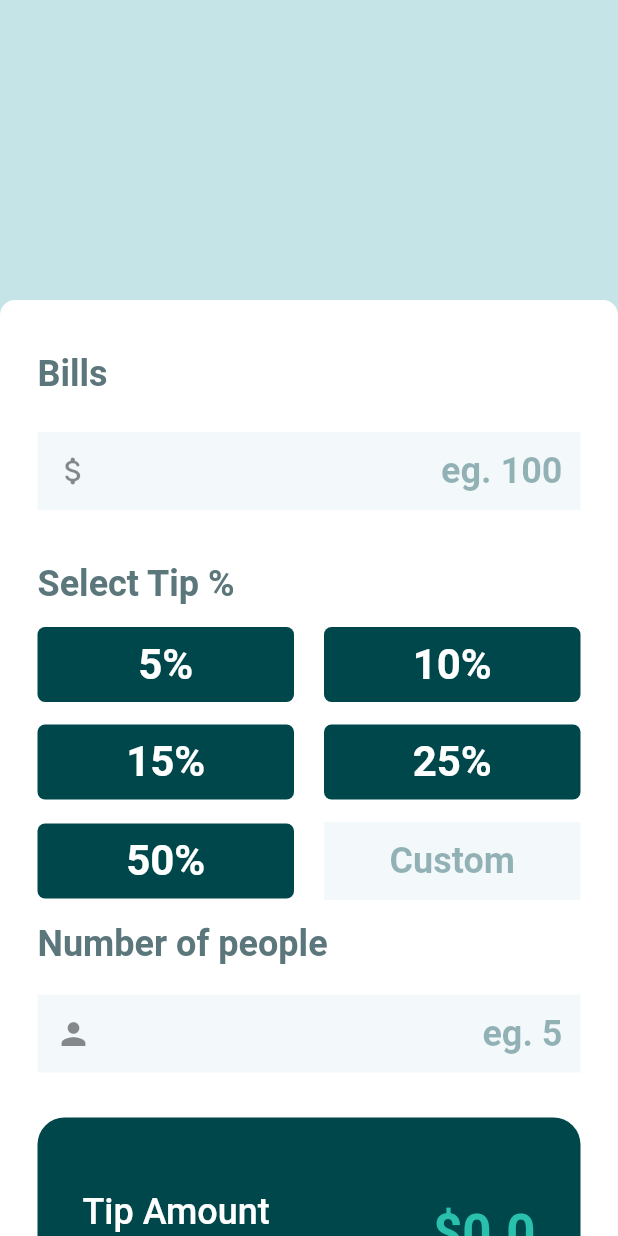
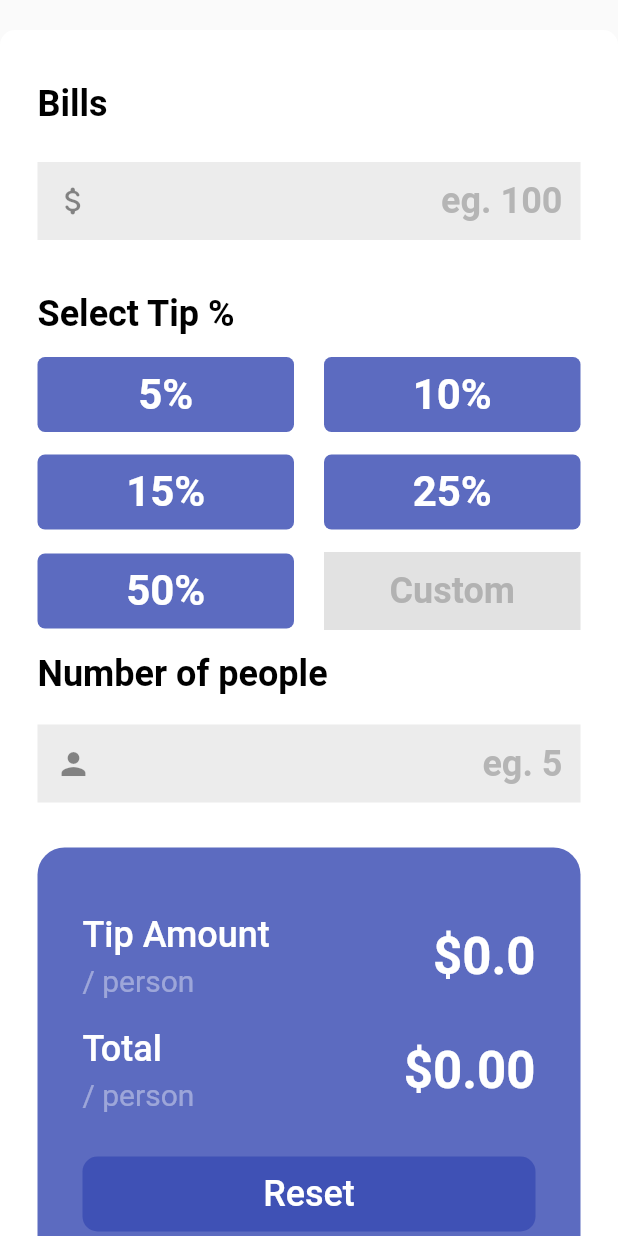
Before and after one commit to rajoanrahman100/flutter_tip_calculator, a Flutter app: the screen it shows after launch, on a phone screen of 412 x 824 dp. Run offline on Flutter 3.47's test engine with Material 2 defaults, Android fonts, the phone set to English and light mode, and no system bars; our stand-ins replace get.

Commit message:
ui change

```diff
--- a/lib/homePage.dart
+++ b/lib/homePage.dart
@@ -8,50 +8,47 @@ class HomePage extends StatefulWidget {
 }
 
 class _HomePageState extends State<HomePage> {
+  var titleStyle = TextStyle(color: Colors.black, fontSize: 24.0, fontWeight: FontWeight.bold);
 
+  var tipC = Get.put(TipController());
 
-  var titleStyle=TextStyle(
-      color: Color(0xFF5B777B),fontSize: 24.0,fontWeight: FontWeight.bold
-  );
-
-
-  var tipC=Get.put(TipController());
   ///Its time to implement the logic and make this thing functional
 
   ///prepare the variables
-  double bill=0;
-  double tip=0;
-  int person=1;
+  double bill = 0;
+  double tip = 0;
+  int person = 1;
 
   ///prepare the result
-  double tipPerPerson=0;
-  double totalPerPerson=0;
+  double tipPerPerson = 0;
+  double totalPerPerson = 0;
 
-  var billController=TextEditingController();
-  var tipController=TextEditingController();
-  var personController=TextEditingController();
+  var billController = TextEditingController();
+  var tipController = TextEditingController();
+  var personController = TextEditingController();
 
   ///Calculation
-  void calculateTheTip(){
-    tipPerPerson=(bill*tip)/person;
-    totalPerPerson=(bill*(1+tip))/person;
+  void calculateTheTip() {
+    tipPerPerson = (bill * tip) / person;
+    totalPerPerson = (bill * (1 + tip)) / person;
   }
 
   @override
   Widget build(BuildContext context) {
     return Scaffold(
-      backgroundColor: Color(0xFFC5E4E7),
+      //backgroundColor: Color(0xFFC5E4E7),
       body: SingleChildScrollView(
         child: Column(
           children: [
+            /*Container(
+              width: double.infinity,
+              height: 200,
+            ),*/
+
+            SizedBox(height: 20.0),
             Container(
               width: double.infinity,
-              height: 200,
-            ),
-
-            Container(
-              width: double.infinity,
-              padding: EdgeInsets.symmetric(horizontal: 25.0,vertical: 35.0 ),
+              padding: EdgeInsets.symmetric(horizontal: 25.0, vertical: 35.0),
               decoration: BoxDecoration(
                 color: Colors.white,
                 borderRadius: BorderRadius.only(
@@ -63,226 +60,214 @@ class _HomePageState extends State<HomePage> {
                 mainAxisAlignment: MainAxisAlignment.start,
                 crossAxisAlignment: CrossAxisAlignment.start,
                 children: [
-                  Text("Bills",style: titleStyle,),
-                  SizedBox(height: 25.0,),
+                  Text(
+                    "Bills",
+                    style: titleStyle,
+                  ),
+                  SizedBox(
+                    height: 25.0,
+                  ),
                   TextField(
                     controller: billController,
-                onEditingComplete: (){
-
-                  if(billController.text.isNotEmpty){
-                    tipC.bill.value=double.parse(billController.text);
-                  }else{
-                    tipC.bill.value=0;
+                    onEditingComplete: () {
+                      if (billController.text.isNotEmpty) {
+                        tipC.bill.value = double.parse(billController.text);
+                      } else {
+                        tipC.bill.value = 0;
                       }
                       FocusScope.of(context).unfocus();
                       tipC.calculateTheTip();
-
                     },
                     decoration: InputDecoration(
                         filled: true,
-                    fillColor: Color(0xFFF3F8FB),
+                        fillColor: Colors.grey.withOpacity(0.2),
                         border: InputBorder.none,
                         hintText: "eg. 100",
                         hintStyle: TextStyle(
                             //fontSize: 24.0,
                             fontWeight: FontWeight.bold,
-                        color: Color(0xFF00474B).withOpacity(0.4)
+                            color: Colors.grey.withOpacity(0.7)),
+                        prefixIcon: Icon(Icons.attach_money_rounded)),
+                    textAlign: TextAlign.end,
+                    style: TextStyle(fontSize: 24.0, fontWeight: FontWeight.bold, color: Color(0xFF00474B)),
                   ),
-                    prefixIcon: Icon(Icons.attach_money_rounded)
+                  SizedBox(
+                    height: 35.0,
                   ),
-                textAlign: TextAlign.end,
-                style: TextStyle(
-                    fontSize: 24.0,
-                    fontWeight: FontWeight.bold,
-                    color: Color(0xFF00474B)
+                  Text(
+                    "Select Tip %",
+                    style: titleStyle,
                   ),
+                  SizedBox(
+                    height: 15.0,
                   ),
-                  SizedBox(height: 35.0,),
-                  Text("Select Tip %",style: titleStyle,),
-                  SizedBox(height: 15.0,),
+
                   ///Lets create the button grid
                   Row(
                     children: [
-                      Expanded(child: FlatButton(
-                        shape: RoundedRectangleBorder(
-                            borderRadius: BorderRadius.circular(5.0)
-                        ),
-                        onPressed: (){
-
-                            tipC.tip.value=0.05;
+                      Expanded(
+                          child: FlatButton(
+                        shape: RoundedRectangleBorder(borderRadius: BorderRadius.circular(5.0)),
+                        onPressed: () {
+                          tipC.tip.value = 0.05;
                           tipC.calculateTheTip();
-
                         },
                         height: 50.0,
-                        color: Color(0xFF00474B),
-                        child:Text("5%",style: TextStyle(
-                          color: Colors.white,
-                          fontSize: 28.0,
-                          fontWeight: FontWeight.bold
-                        ),),
+                        color: Colors.indigo[400],
+                        child: Text(
+                          "5%",
+                          style: TextStyle(color: Colors.white, fontSize: 28.0, fontWeight: FontWeight.bold),
+                        ),
                       )),
-                      SizedBox(width: 20.0,),
-                      Expanded(child: FlatButton(
-                        shape: RoundedRectangleBorder(
-                            borderRadius: BorderRadius.circular(5.0)
+                      SizedBox(
+                        width: 20.0,
                       ),
-                        onPressed: (){
-
-                            tipC.tip.value=0.1;
+                      Expanded(
+                          child: FlatButton(
+                        shape: RoundedRectangleBorder(borderRadius: BorderRadius.circular(5.0)),
+                        onPressed: () {
+                          tipC.tip.value = 0.1;
                           tipC.calculateTheTip();
-
                         },
                         height: 50.0,
-                        color: Color(0xFF00474B),
-                        child:Text("10%",style: TextStyle(
-                            color: Colors.white,
-                            fontSize: 28.0,
-                            fontWeight: FontWeight.bold
-                        ),),
+                        color: Colors.indigo[400],
+                        child: Text(
+                          "10%",
+                          style: TextStyle(color: Colors.white, fontSize: 28.0, fontWeight: FontWeight.bold),
+                        ),
                       ))
                     ],
                   ),
-                  SizedBox(height: 15.0,),
+                  SizedBox(
+                    height: 15.0,
+                  ),
                   Row(
                     children: [
-                      Expanded(child: FlatButton(
-                        shape: RoundedRectangleBorder(
-                            borderRadius: BorderRadius.circular(5.0)
-                        ),
-                        onPressed: (){
-
-                            tipC.tip.value=.15;
+                      Expanded(
+                          child: FlatButton(
+                        shape: RoundedRectangleBorder(borderRadius: BorderRadius.circular(5.0)),
+                        onPressed: () {
+                          tipC.tip.value = .15;
                           tipC.calculateTheTip();
-
                         },
                         height: 50.0,
-                        color: Color(0xFF00474B),
-                        child:Text("15%",style: TextStyle(
-                            color: Colors.white,
-                            fontSize: 28.0,
-                            fontWeight: FontWeight.bold
-                        ),),
+                        color: Colors.indigo[400],
+                        child: Text(
+                          "15%",
+                          style: TextStyle(color: Colors.white, fontSize: 28.0, fontWeight: FontWeight.bold),
+                        ),
                       )),
-                      SizedBox(width: 20.0,),
-                      Expanded(child: FlatButton(
-                        shape: RoundedRectangleBorder(
-                          borderRadius: BorderRadius.circular(5.0)
+                      SizedBox(
+                        width: 20.0,
                       ),
-                        onPressed: (){
-
-                            tipC.tip.value=0.25;
+                      Expanded(
+                          child: FlatButton(
+                        shape: RoundedRectangleBorder(borderRadius: BorderRadius.circular(5.0)),
+                        onPressed: () {
+                          tipC.tip.value = 0.25;
                           tipC.calculateTheTip();
-
                         },
                         height: 50.0,
-                        color: Color(0xFF00474B),
-                        child:Text("25%",style: TextStyle(
-                            color: Colors.white,
-                            fontSize: 28.0,
-                            fontWeight: FontWeight.bold
-                        ),),
+                        color: Colors.indigo[400],
+                        child: Text(
+                          "25%",
+                          style: TextStyle(color: Colors.white, fontSize: 28.0, fontWeight: FontWeight.bold),
+                        ),
                       ))
                     ],
                   ),
-                  SizedBox(height: 15.0,),
+                  SizedBox(
+                    height: 15.0,
+                  ),
                   Row(
                     children: [
-                      Expanded(child: FlatButton(
-                        shape: RoundedRectangleBorder(
-                            borderRadius: BorderRadius.circular(5.0)
-                        ),
-                        onPressed: (){
-
-                            tipC.tip.value=0.5;
+                      Expanded(
+                          child: FlatButton(
+                        shape: RoundedRectangleBorder(borderRadius: BorderRadius.circular(5.0)),
+                        onPressed: () {
+                          tipC.tip.value = 0.5;
                           tipC.calculateTheTip();
-
                         },
                         height: 50.0,
-                        color: Color(0xFF00474B),
-                        child:Text("50%",style: TextStyle(
-                            color: Colors.white,
-                            fontSize: 28.0,
-                            fontWeight: FontWeight.bold
-                        ),),
+                        color: Colors.indigo[400],
+                        child: Text(
+                          "50%",
+                          style: TextStyle(color: Colors.white, fontSize: 28.0, fontWeight: FontWeight.bold),
+                        ),
                       )),
-                      SizedBox(width: 20.0,),
-                      Expanded(child: TextField(
+                      SizedBox(
+                        width: 20.0,
+                      ),
+                      Expanded(
+                        child: TextField(
                           controller: tipController,
-                        onEditingComplete: (){
-
-                            if(tipController.text.isNotEmpty){
-                              tipC.tip.value=double.parse(tipController.text)/100;
-                            }else{
-                              tipC.tip.value=0;
+                          onEditingComplete: () {
+                            if (tipController.text.isNotEmpty) {
+                              tipC.tip.value = double.parse(tipController.text) / 100;
+                            } else {
+                              tipC.tip.value = 0;
                             }
                             FocusScope.of(context).unfocus();
                             tipC.calculateTheTip();
-
                           },
                           decoration: InputDecoration(
                             filled: true,
-                            fillColor: Color(0xFFF3F8FB),
+                            fillColor: Colors.grey.withOpacity(0.3),
                             border: InputBorder.none,
                             hintText: "Custom",
                             hintStyle: TextStyle(
                                 //fontSize: 24.0,
                                 fontWeight: FontWeight.bold,
-                              color: Color(0xFF00474B).withOpacity(0.4)
-                          ),
+                                color: Colors.grey.withOpacity(0.7)),
                           ),
                           textAlign: TextAlign.center,
-                        style: TextStyle(
-                            fontSize: 24.0,
-                            fontWeight: FontWeight.bold,
-                            color: Color(0xFF00474B)
+                          style: TextStyle(fontSize: 24.0, fontWeight: FontWeight.bold, color: Color(0xFF00474B)),
                         ),
-                      ),)
+                      )
                     ],
                   ),
-                  SizedBox(height: 15.0,),
-                  Text("Number of people",style: titleStyle,),
-                  SizedBox(height: 20.0,),
+                  SizedBox(
+                    height: 15.0,
+                  ),
+                  Text(
+                    "Number of people",
+                    style: titleStyle,
+                  ),
+                  SizedBox(
+                    height: 20.0,
+                  ),
                   TextField(
                     controller: personController,
-                    onEditingComplete: (){
-
-                        if(personController.text.isNotEmpty){
-                          tipC.person.value=int.parse(personController.text);
-                        }else{
-                          tipC.person.value=1;
+                    onEditingComplete: () {
+                      if (personController.text.isNotEmpty) {
+                        tipC.person.value = int.parse(personController.text);
+                      } else {
+                        tipC.person.value = 1;
                       }
                       FocusScope.of(context).unfocus();
                       tipC.calculateTheTip();
-
                     },
                     decoration: InputDecoration(
                         filled: true,
-                        fillColor: Color(0xFFF3F8FB),
+                        fillColor: Colors.grey.withOpacity(0.2),
                         border: InputBorder.none,
                         hintText: "eg. 5",
                         hintStyle: TextStyle(
                             //fontSize: 24.0,
                             fontWeight: FontWeight.bold,
-                            color: Color(0xFF00474B).withOpacity(0.4)
+                            color: Colors.grey.withOpacity(0.7)),
+                        prefixIcon: Icon(Icons.person)),
+                    textAlign: TextAlign.end,
+                    style: TextStyle(fontSize: 24.0, fontWeight: FontWeight.bold, color: Color(0xFF00474B)),
                   ),
-                        prefixIcon: Icon(Icons.person)
+                  SizedBox(
+                    height: 30.0,
                   ),
-                    textAlign: TextAlign.end,
-                    style: TextStyle(
-                        fontSize: 24.0,
-                        fontWeight: FontWeight.bold,
-                        color: Color(0xFF00474B)
-                    ),
-                  ),
-                  SizedBox(height: 30.0,),
-                  Obx(()=>Container(
+                  Obx(() => Container(
                         height: 300,
                         width: double.infinity,
                         padding: EdgeInsets.all(30.0),
-                    decoration: BoxDecoration(
-                        color: Color(0xFF00474B),
-                        borderRadius: BorderRadius.circular(18.0)
-                    ),
+                        decoration: BoxDecoration(color: Colors.indigo[400], borderRadius: BorderRadius.circular(18.0)),
                         child: Column(
                           mainAxisAlignment: MainAxisAlignment.center,
                           crossAxisAlignment: CrossAxisAlignment.center,
@@ -293,59 +278,79 @@ class _HomePageState extends State<HomePage> {
                                 Column(
                                   crossAxisAlignment: CrossAxisAlignment.start,
                                   children: [
-                                Text("Tip Amount",style: TextStyle(
-                                    color: Colors.white,
-                                    fontSize: 24.0,
-                                    fontWeight: FontWeight.w500
-                                ),),
-                                SizedBox(height: 5.0,),
-                                Text("/ person",style: TextStyle(
-                                    color: Color(0xFF598689),fontSize: 20.0
-                                ),)
+                                    Text(
+                                      "Tip Amount",
+                                      style:
+                                          TextStyle(color: Colors.white, fontSize: 24.0, fontWeight: FontWeight.w500),
+                                    ),
+                                    SizedBox(
+                                      height: 5.0,
+                                    ),
+                                    Text(
+                                      "/ person",
+                                      style: TextStyle(color: Colors.white.withOpacity(0.4), fontSize: 20.0),
+                                    )
                                   ],
                                 ),
-                            Text("\$${tipC.tipPerPerson}",style: TextStyle(
-                                color: Color(0xFF29C0AD),fontSize: 34.0,fontWeight: FontWeight.bold
-                            ),)
+                                Text(
+                                  "\$${tipC.tipPerPerson}",
+                                  style:
+                                      TextStyle(color: Colors.white, fontSize: 34.0, fontWeight: FontWeight.bold),
+                                )
                               ],
                             ),
-                        SizedBox(height: 20.0,),
+                            SizedBox(
+                              height: 20.0,
+                            ),
                             Row(
                               mainAxisAlignment: MainAxisAlignment.spaceBetween,
                               children: [
                                 Column(
                                   crossAxisAlignment: CrossAxisAlignment.start,
                                   children: [
-                                Text("Total",style: TextStyle(
-                                    color: Colors.white,
-                                    fontSize: 24.0,
-                                    fontWeight: FontWeight.w500
-                                ),),
-                                SizedBox(height: 5.0,),
-                                Text("/ person",style: TextStyle(
-                                    color: Color(0xFF598689),fontSize: 20.0
-                                ),)
+                                    Text(
+                                      "Total",
+                                      style:
+                                          TextStyle(color: Colors.white, fontSize: 24.0, fontWeight: FontWeight.w500),
+                                    ),
+                                    SizedBox(
+                                      height: 5.0,
+                                    ),
+                                    Text(
+                                      "/ person",
+                                      style: TextStyle(color: Colors.white.withOpacity(0.4), fontSize: 20.0),
+                                    )
                                   ],
                                 ),
-                            Text("\$${tipC.totalPerPerson.toStringAsFixed(2)}",style: TextStyle(
-                                color: Color(0xFF29C0AD),fontSize: 34.0,fontWeight: FontWeight.bold
-                            ),)
+                                Text(
+                                  "\$${tipC.totalPerPerson.toStringAsFixed(2)}",
+                                  style:
+                                      TextStyle(color: Colors.white, fontSize: 34.0, fontWeight: FontWeight.bold),
+                                )
                               ],
                             ),
-                        SizedBox(height: 20.0,),
+                            SizedBox(
+                              height: 30.0,
+                            ),
                             Container(
                               width: double.infinity,
-                          child: FlatButton(color:Color(0xFF29C0AD),onPressed:(){
-                            tip=0;
-                            person=1;
-                            bill=0;
+                              child: FlatButton(
+                                shape: RoundedRectangleBorder(borderRadius: BorderRadius.circular(10.0)),
+                                  color: Colors.indigo,
+                                  onPressed: () {
+                                    tip = 0;
+                                    person = 1;
+                                    bill = 0;
                                     calculateTheTip();
                                     tipController.clear();
                                     billController.clear();
                                     personController.clear();
-                          },height: 50.0,child:Text("Reset",style: TextStyle(
-                              fontSize: 24.0,fontWeight:FontWeight.bold
-                          ),)),
+                                  },
+                                  height: 50.0,
+                                  child: Text(
+                                    "Reset",
+                                    style: TextStyle(fontSize: 24.0, fontWeight: FontWeight.w500,color: Colors.white),
+                                  )),
                             )
                           ],
                         ),
@@ -353,7 +358,6 @@ class _HomePageState extends State<HomePage> {
                 ],
               ),
             ),
-
           ],
         ),
       ),
--- a/lib/main.dart
+++ b/lib/main.dart
@@ -2,7 +2,10 @@ import 'package:flutter/material.dart';
 
 import 'homePage.dart';
 
-void main() {
+void main() async{
+  WidgetsFlutterBinding.ensureInitialized();
+  //await Firebase.initializeApp();
+
   runApp(MyApp());
 }
 
@@ -11,7 +14,7 @@ class MyApp extends StatelessWidget {
   @override
   Widget build(BuildContext context) {
     return MaterialApp(
-
+      debugShowCheckedModeBanner: false,
       home: HomePage(),
     );
   }
```
Also changed, not shown: 3 other files. Lines whose indentation alone changed are shown as unchanged.
